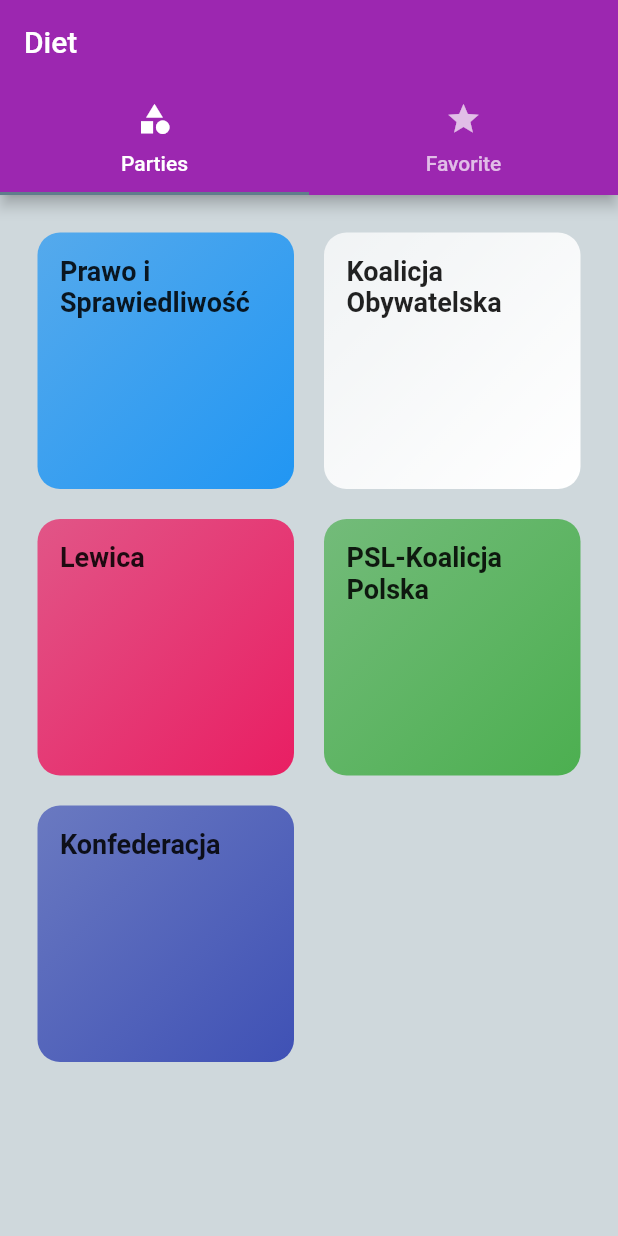
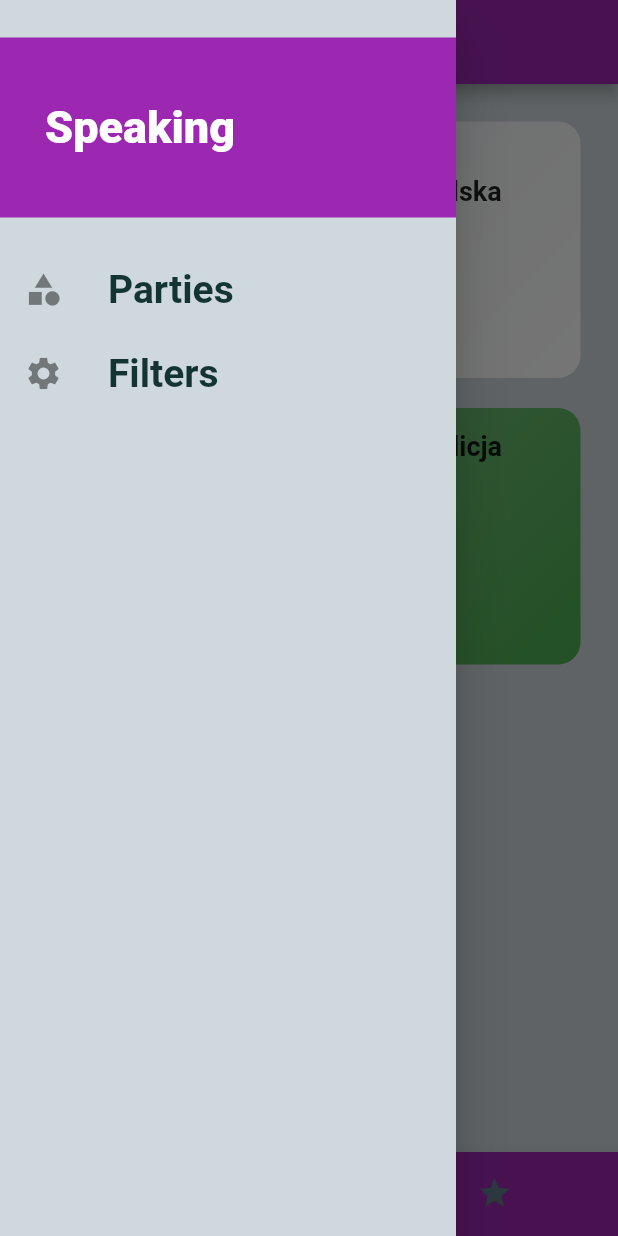
Before and after one commit to Rybsooon11/Flutter, a Flutter app: the screen it shows after launch, with the side drawer open (before the commit the screen has no drawer), on a phone screen of 412 x 824 dp. Run offline on Flutter 3.47's test engine with Material 2 defaults, Android fonts, the phone set to English and light mode, and no system bars; Roboto replaces fonts that are missing (Raleway, RobotoCondensed).

```diff
--- a/choose_food/lib/main.dart
+++ b/choose_food/lib/main.dart
@@ -1,5 +1,6 @@
 import 'package:flutter/material.dart';
 
+import './screens/filters_screen.dart';
 import './screens/tabs_screen.dart';
 import './screens/politic_details.dart';
 import './screens/category_meals_screen.dart';
@@ -37,6 +38,7 @@ class MyApp extends StatelessWidget {
         '/' : (ctx) => TabsScreen(),
         CategoryMealsScreen.routeName : (ctx) => CategoryMealsScreen(),
         PoliticDetails.routeName : (ctx) => PoliticDetails(),
+        FiltersScreen.routeName : (ctx) => FiltersScreen(),
       },
 
       onGenerateRoute: (settings) {
--- /dev/null
+++ b/choose_food/lib/screens/filters_screen.dart
@@ -0,0 +1,21 @@
+import 'package:flutter/material.dart';
+import '../widgets/main_drawer.dart';
+
+class FiltersScreen extends StatelessWidget {
+  static const String routeName = '/filters';
+
+  @override
+  Widget build(BuildContext context) {
+    return Scaffold(
+      appBar: AppBar(
+        title: Text(
+          'Your Filters',
+        ),
+      ),
+      drawer: MainDrawer(),
+      body: Center(
+        child: Text('Filters'),
+      ),
+    );
+  }
+}
--- a/choose_food/lib/screens/tabs_screen.dart
+++ b/choose_food/lib/screens/tabs_screen.dart
@@ -1,5 +1,6 @@
 import 'package:flutter/material.dart';
 
+import '../widgets/main_drawer.dart';
 import '../screens/favorites_screen.dart';
 import '../screens/categories_screen.dart';
 
@@ -9,30 +10,53 @@ class TabsScreen extends StatefulWidget {
 }
 
 class _TabsScreenState extends State<TabsScreen> {
+  final List<Map<String, Object>> _pages = [
+    {
+      'page': CategoriesScreen(),
+      'title': 'Parties',
+    },
+    {'page': FavoriteScreen(), 'title': 'Favorites Politics'}
+  ];
+
+  int _selectedPageIndex = 0;
+
+  void _selectPage(int index) {
+    setState(() {
+      _selectedPageIndex = index;
+    });
+  }
+
   @override
   Widget build(BuildContext context) {
-    return DefaultTabController(
-      length: 2,
-      child: Scaffold(
-        appBar: AppBar(
-          title: Text('Diet'),
-          bottom: TabBar(tabs: <Widget>[
-            Tab(
-              icon: Icon(Icons.category),
-              text: 'Parties',
+    return Scaffold(
+      appBar: AppBar(
+        title: Text(_pages[_selectedPageIndex]['title']),
+      ),
+      drawer: MainDrawer(),
+      body: _pages[_selectedPageIndex]['page'],
+      bottomNavigationBar: BottomNavigationBar(
+        onTap: _selectPage,
+        backgroundColor: Theme.of(context).primaryColor,
+        unselectedItemColor: Theme.of(context).accentColor,
+        selectedItemColor: Colors.white,
+        type: BottomNavigationBarType.shifting,
+        currentIndex: _selectedPageIndex,
+        items: [
+          BottomNavigationBarItem(
+            backgroundColor: Theme.of(context).primaryColor,
+            icon: Icon(Icons.category),
+            title: Text(
+              'Parties',
             ),
-            Tab(
-              icon: Icon(Icons.star),
-              text: 'Favorite',
+          ),
+          BottomNavigationBarItem(
+            backgroundColor: Theme.of(context).primaryColor,
+            icon: Icon(Icons.star),
+            title: Text(
+              'Favorites',
             ),
-          ]),
-        ),
-        body: TabBarView(
-          children: <Widget>[
-            CategoriesScreen(),
-            FavoriteScreen(),
-          ],
-        ),
+          ),
+        ],
       ),
     );
   }
--- /dev/null
+++ b/choose_food/lib/widgets/main_drawer.dart
@@ -0,0 +1,63 @@
+import 'package:flutter/material.dart';
+
+import '../screens/filters_screen.dart';
+
+class MainDrawer extends StatelessWidget {
+
+  Widget buildListTile(String title, IconData icon, Function tapHandler) {
+    return ListTile(
+      leading: Icon(
+        icon,
+        size: 26,
+      ),
+      title: Text(
+        title,
+        style: TextStyle(
+          fontFamily: 'RobotoCondensed',
+          fontSize: 26,
+          fontWeight: FontWeight.bold,
+        ),
+      ),
+      onTap: tapHandler,
+    );
+  }
+
+  @override
+  Widget build(BuildContext context) {
+    return Drawer(
+      child: Column(
+        children: <Widget>[
+          Container(
+            height: 120,
+            width: double.infinity,
+            margin: EdgeInsets.only(top: 25),
+            padding: EdgeInsets.all(30),
+            alignment: Alignment.centerLeft,
+            color: Theme.of(context).primaryColor,
+            child: Text(
+              'Speaking',
+              style: TextStyle(
+                fontWeight: FontWeight.w900,
+                fontSize: 30,
+                color: Colors.white,
+              ),
+            ),
+          ),
+          SizedBox(height: 20),
+          buildListTile('Parties',
+           Icons.category,
+           () {
+             Navigator.of(context).pushReplacementNamed('/');
+           }
+           ),
+          buildListTile('Filters',
+           Icons.settings,
+           () {
+            Navigator.of(context).pushReplacementNamed(FiltersScreen.routeName);
+           }
+           ),
+        ],
+      ),
+    );
+  }
+}
```
Also changed, not shown: choose_food/lib/screens/category_meals_screen.dart (+49 -21 lines), choose_food/lib/screens/politic_details.dart (+10 -0 lines), choose_food/lib/widgets/politic_item.dart (+7 -2 lines).
